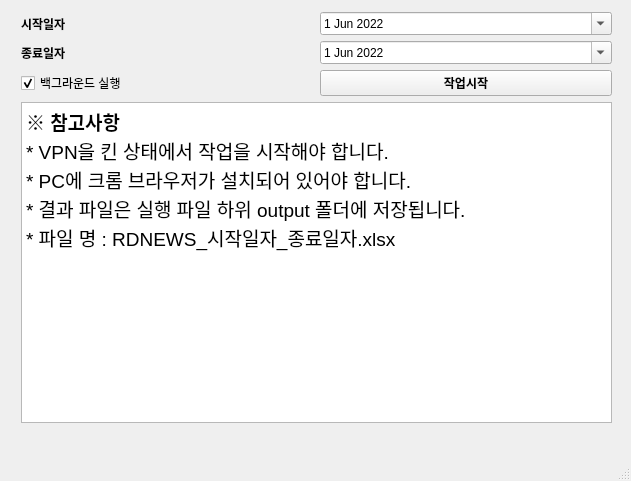
Old version of the form RDNEWSv2_crawler.ui in the repository alsoj/sideproejct.
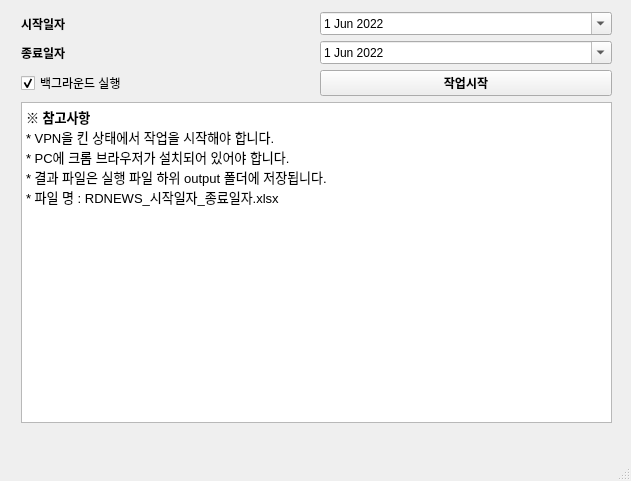
New version of the form.

Commit message: RDNEWS 오류 수정

Diff of the .ui file:
```diff
--- a/RDNEWSv2_crawler.ui
+++ b/RDNEWSv2_crawler.ui
@@ -129,11 +129,11 @@
 &lt;html&gt;&lt;head&gt;&lt;meta name=&quot;qrichtext&quot; content=&quot;1&quot; /&gt;&lt;style type=&quot;text/css&quot;&gt;
 p, li { white-space: pre-wrap; }
 &lt;/style&gt;&lt;/head&gt;&lt;body style=&quot; font-family:'.AppleSystemUIFont'; font-size:13pt; font-weight:400; font-style:normal;&quot;&gt;
-&lt;p style=&quot; margin-top:0px; margin-bottom:0px; margin-left:0px; margin-right:0px; -qt-block-indent:0; text-indent:0px;&quot;&gt;&lt;span style=&quot; font-family:'Gulim'; font-size:14pt; font-weight:600;&quot;&gt;※ 참고사항&lt;/span&gt;&lt;/p&gt;
-&lt;p style=&quot; margin-top:0px; margin-bottom:0px; margin-left:0px; margin-right:0px; -qt-block-indent:0; text-indent:0px;&quot;&gt;&lt;span style=&quot; font-family:'Gulim'; font-size:14pt;&quot;&gt;* VPN을 킨 상태에서 작업을 시작해야 합니다.&lt;/span&gt;&lt;/p&gt;
-&lt;p style=&quot; margin-top:0px; margin-bottom:0px; margin-left:0px; margin-right:0px; -qt-block-indent:0; text-indent:0px;&quot;&gt;&lt;span style=&quot; font-family:'Gulim'; font-size:14pt;&quot;&gt;* PC에 크롬 브라우저가 설치되어 있어야 합니다.&lt;/span&gt;&lt;/p&gt;
-&lt;p style=&quot; margin-top:0px; margin-bottom:0px; margin-left:0px; margin-right:0px; -qt-block-indent:0; text-indent:0px;&quot;&gt;&lt;span style=&quot; font-family:'Gulim'; font-size:14pt;&quot;&gt;* 결과 파일은 실행 파일 하위 output 폴더에 저장됩니다.&lt;/span&gt;&lt;/p&gt;
-&lt;p style=&quot; margin-top:0px; margin-bottom:0px; margin-left:0px; margin-right:0px; -qt-block-indent:0; text-indent:0px;&quot;&gt;&lt;span style=&quot; font-family:'Gulim'; font-size:14pt;&quot;&gt;* 파일 명 : RDNEWS_시작일자_종료일자.xlsx&lt;/span&gt;&lt;/p&gt;&lt;/body&gt;&lt;/html&gt;</string>
+&lt;p style=&quot; margin-top:0px; margin-bottom:0px; margin-left:0px; margin-right:0px; -qt-block-indent:0; text-indent:0px;&quot;&gt;&lt;span style=&quot; font-family:'Gulim'; font-size:10pt; font-weight:600;&quot;&gt;※ 참고사항&lt;/span&gt;&lt;/p&gt;
+&lt;p style=&quot; margin-top:0px; margin-bottom:0px; margin-left:0px; margin-right:0px; -qt-block-indent:0; text-indent:0px;&quot;&gt;&lt;span style=&quot; font-family:'Gulim'; font-size:10pt;&quot;&gt;* VPN을 킨 상태에서 작업을 시작해야 합니다.&lt;/span&gt;&lt;/p&gt;
+&lt;p style=&quot; margin-top:0px; margin-bottom:0px; margin-left:0px; margin-right:0px; -qt-block-indent:0; text-indent:0px;&quot;&gt;&lt;span style=&quot; font-family:'Gulim'; font-size:10pt;&quot;&gt;* PC에 크롬 브라우저가 설치되어 있어야 합니다.&lt;/span&gt;&lt;/p&gt;
+&lt;p style=&quot; margin-top:0px; margin-bottom:0px; margin-left:0px; margin-right:0px; -qt-block-indent:0; text-indent:0px;&quot;&gt;&lt;span style=&quot; font-family:'Gulim'; font-size:10pt;&quot;&gt;* 결과 파일은 실행 파일 하위 output 폴더에 저장됩니다.&lt;/span&gt;&lt;/p&gt;
+&lt;p style=&quot; margin-top:0px; margin-bottom:0px; margin-left:0px; margin-right:0px; -qt-block-indent:0; text-indent:0px;&quot;&gt;&lt;span style=&quot; font-family:'Gulim'; font-size:10pt;&quot;&gt;* 파일 명 : RDNEWS_시작일자_종료일자.xlsx&lt;/span&gt;&lt;/p&gt;&lt;/body&gt;&lt;/html&gt;</string>
        </property>
       </widget>
      </item>
```
The commit also changes 1 other file.
